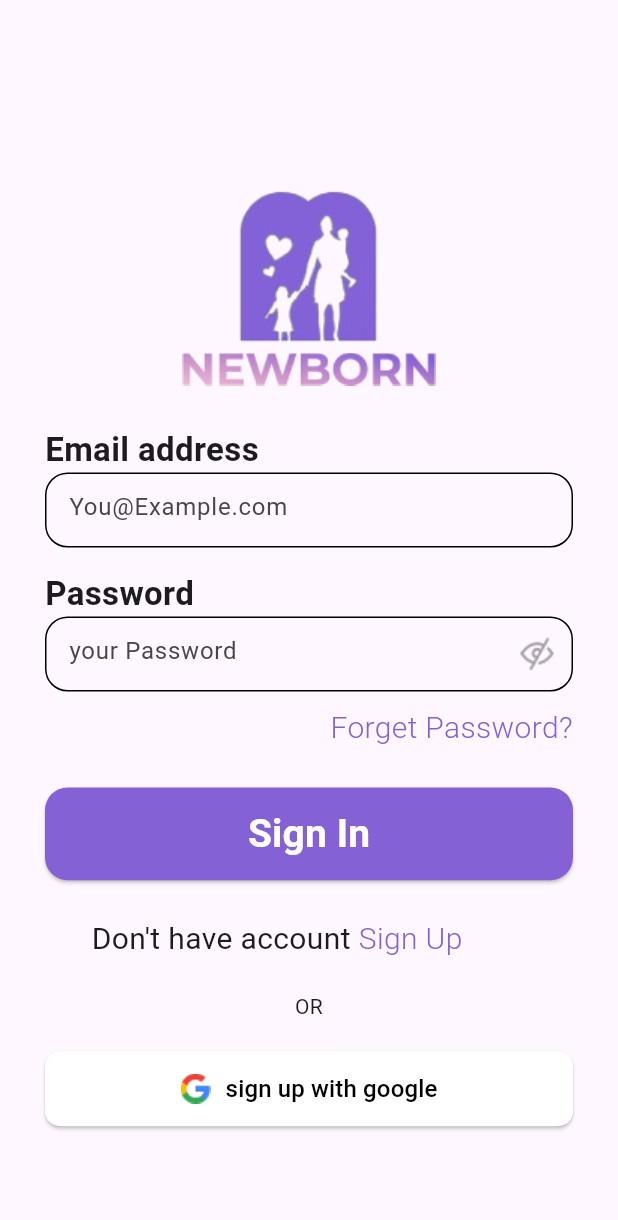
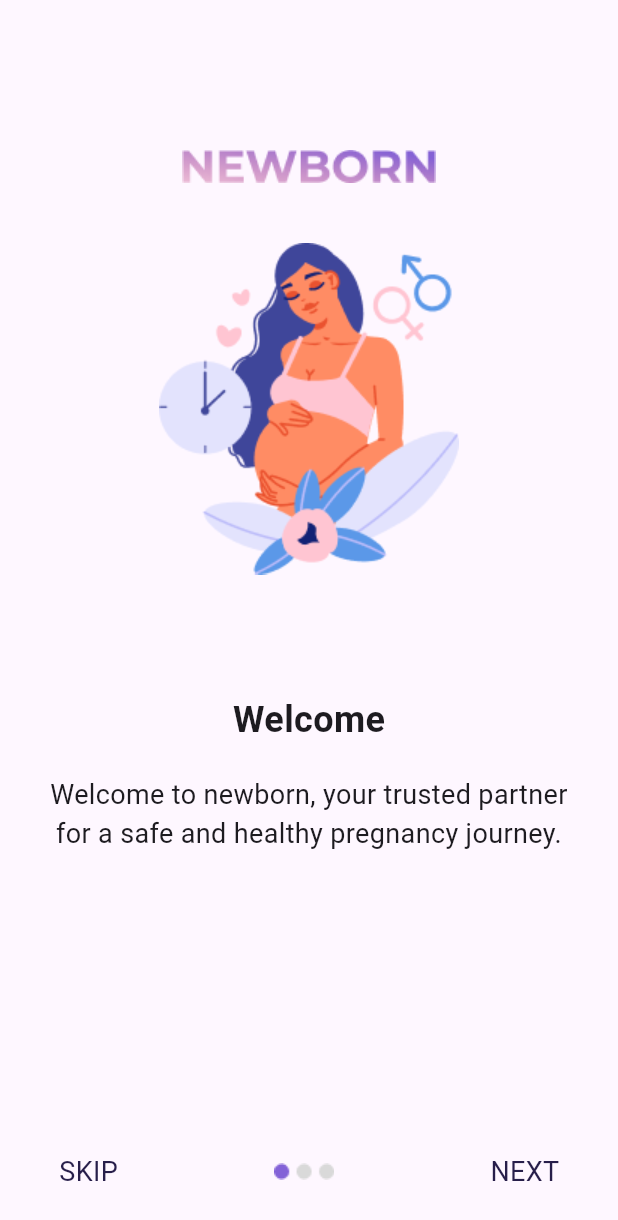
Before and after one commit to mostafa9999998/motherly_moments, a Flutter app: the screen it shows after launch, on a phone screen of 412 x 824 dp. Shown: the top 1220 px of the screen. Run offline on Flutter 3.47's test engine with Material 3 defaults, Android fonts, the phone set to English and light mode, and no system bars.

Commit message:
finish 3 welcome screen

```diff
--- a/lib/main.dart
+++ b/lib/main.dart
@@ -1,6 +1,9 @@
 import 'package:flutter/material.dart';
-import 'package:motherly_moments/ui/login/login_screen.dart';
-import 'package:motherly_moments/ui/register/register_screen.dart';
+import 'package:motherly_moments/ui/view/first_screens/first.dart';
+import 'package:motherly_moments/ui/view/first_screens/second.dart';
+import 'package:motherly_moments/ui/view/first_screens/third.dart';
+import 'package:motherly_moments/ui/view/login/login_screen.dart';
+import 'package:motherly_moments/ui/view/register/register_screen.dart';
 
 void main() {
   runApp(const MyApp());
@@ -17,8 +20,11 @@ class MyApp extends StatelessWidget {
       routes: {
         RegisterScreen.regroutename : (_)=> RegisterScreen(),
         Loginscreen.loginroutename : (_)=> Loginscreen(),
+        Welcomescreen1.welcom1name : (_) => Welcomescreen1(),
+        Welcomescreen2.welcom2name : (_) => Welcomescreen2(),
+        Welcomescreen3.welcom3name : (_) => Welcomescreen3(),
       },
-      initialRoute: Loginscreen.loginroutename,
+      initialRoute: Welcomescreen1.welcom1name,
 
     );
   }
--- /dev/null
+++ b/lib/ui/view/first_screens/first.dart
@@ -0,0 +1,47 @@
+import 'package:flutter/material.dart';
+import 'package:motherly_moments/ui/view/first_screens/second.dart';
+import 'package:motherly_moments/ui/view/login/login_screen.dart';
+
+class Welcomescreen1 extends StatelessWidget {
+  const Welcomescreen1({super.key});
+  static const String welcom1name = 'welcom1name';
+  @override
+  Widget build(BuildContext context) {
+    return Scaffold(
+      body: Container(
+        padding: EdgeInsets.symmetric(horizontal: 30,vertical: 30),
+        child: Column(
+          crossAxisAlignment: CrossAxisAlignment.stretch,
+          children: [
+            SizedBox(height: 70,),
+            Center(child: Image(image:AssetImage('assets/images/NEWBORN.png'),)),
+            SizedBox(height: 40,),
+            Center(child: Image(image:AssetImage('assets/images/intropic1.png'),)),
+            SizedBox(height: 80,),
+            Center(child: Text('Welcome',style: TextStyle(fontSize: 24,fontWeight: FontWeight.w600),)),
+            SizedBox(height: 20,),
+            Text('Welcome to newborn, your trusted partner for a safe and healthy pregnancy journey.',
+                style: TextStyle(fontSize: 18), textAlign: TextAlign.center),
+             Spacer(),
+            Row(
+              mainAxisAlignment: MainAxisAlignment.spaceBetween,
+              children: [
+                InkWell(
+                    onTap: (){
+                      Navigator.pushReplacementNamed(context, Loginscreen.loginroutename);
+                    },
+                    child: Text('  SKIP',style: TextStyle(fontSize:18 ,color: Color(0xff271E4A)))),
+                Image(image:AssetImage('assets/images/dots1.png')),
+                InkWell(
+                  onTap: (){
+                    Navigator.pushReplacementNamed(context,Welcomescreen2.welcom2name);
+                  },
+                    child: Text('NEXT  ',style:TextStyle(fontSize:18 ,color: Color(0xff271E4A))))
+              ],
+            )
+          ],
+        ),
+      ),
+    );
+  }
+}
--- a/lib/ui/login/login_screen.dart
+++ b/lib/ui/view/login/login_screen.dart
@@ -1,5 +1,7 @@
 import 'package:flutter/material.dart';
-import 'package:motherly_moments/ui/register/register_screen.dart';
+
+import '../register/register_screen.dart';
+
 
 class Loginscreen extends StatelessWidget {
    Loginscreen({super.key});
--- a/lib/ui/register/register_screen.dart
+++ b/lib/ui/view/register/register_screen.dart
@@ -1,6 +1,6 @@
 import 'package:flutter/material.dart';
-import 'package:motherly_moments/ui/register/textfield_pass.dart';
-import 'package:motherly_moments/ui/register/textfirld_wedget.dart';
+import 'package:motherly_moments/ui/view/register/textfield_pass.dart';
+import 'package:motherly_moments/ui/view/register/textfirld_wedget.dart';
 
 class RegisterScreen extends StatefulWidget {
    RegisterScreen({super.key});
```
Also changed, not shown: lib/ui/view/first_screens/second.dart (added, +51 -0 lines), lib/ui/view/first_screens/third.dart (added, +52 -0 lines), assets/images/dots1.png (added), assets/images/dots2.png (added), assets/images/dots3.png (added), assets/images/intropic1.png (added), assets/images/intropic2.png (added), assets/images/intropic3.png (added), lib/ui/view/register/textfield_pass.dart (renamed from lib/ui/register/textfield_pass.dart), lib/ui/view/register/textfirld_wedget.dart (renamed from lib/ui/register/textfirld_wedget.dart).
